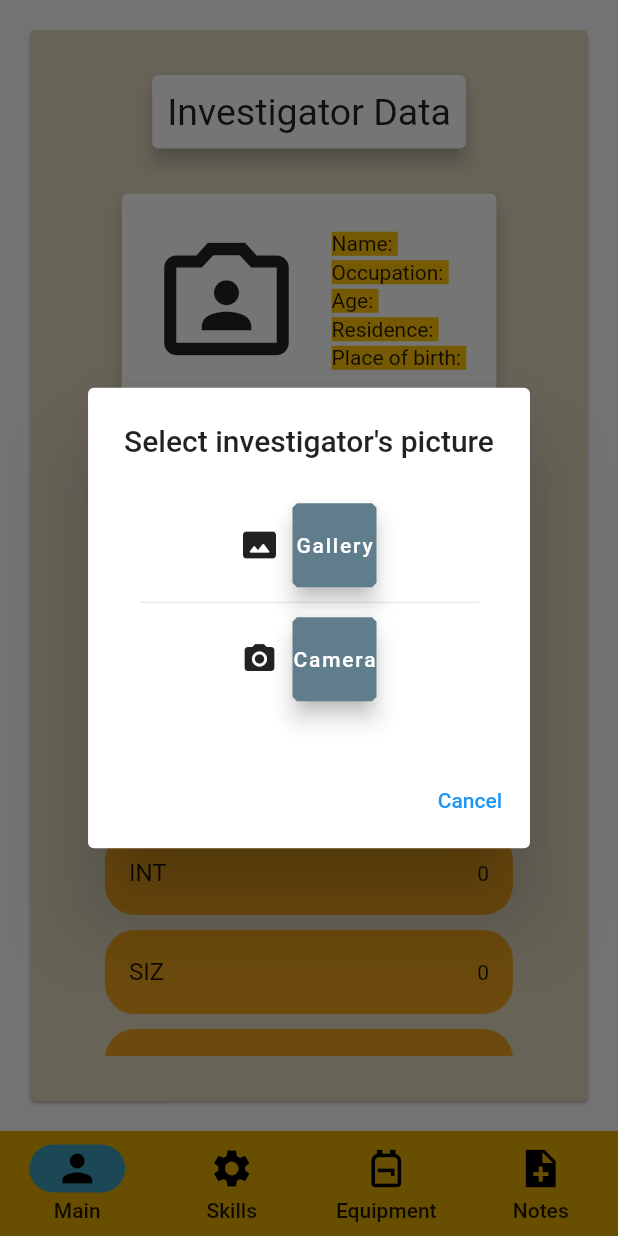
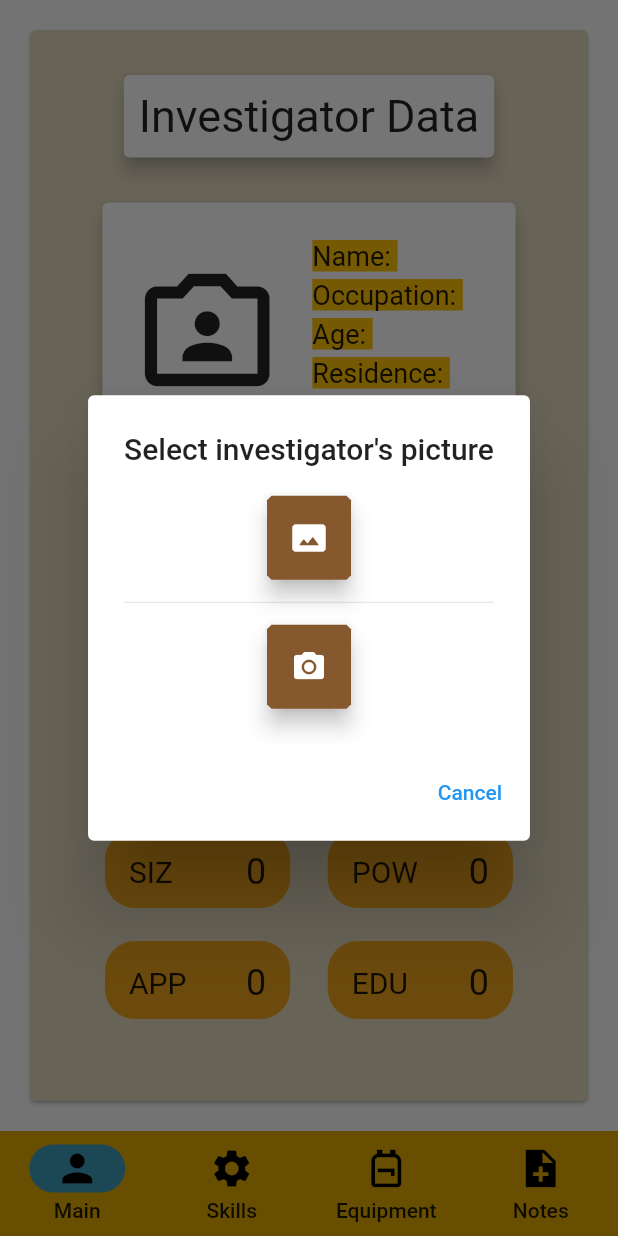
Before and after one commit to UserIOI/mobilkiApp, a Flutter app: the screen it shows after launch, after a tap on the "photo camera front" icon, on a phone screen of 412 x 824 dp. Run offline on Flutter 3.47's test engine with Material 2 defaults, Android fonts, the phone set to English and light mode, and no system bars; our stand-ins replace image_picker; missing offline and left inert: dice_icons.

Commit message:
Change -characteristics layout to grid Mod -small picture dialog improvements -paddings/margins/fonts

```diff
--- a/mobilki_app/lib/main.dart
+++ b/mobilki_app/lib/main.dart
@@ -149,15 +149,15 @@ class _MainState extends State<Main> {
             ),
             actions: [
               TextButton(
-                  onPressed: () => Navigator.of(context).pop(controller.text),
-                  child: Text("Confirm")),
-              TextButton(
                 onPressed: () {
                   controller.text = ""; //clear textfield xd but works
                   Navigator.of(context).pop(null);
                 },
                 child: Text("Cancel"),
               ),
+              TextButton(
+                  onPressed: () => Navigator.of(context).pop(controller.text),
+                  child: Text("Confirm")),
             ],
           ),
         );
@@ -166,57 +166,38 @@ class _MainState extends State<Main> {
           context: context,
           builder: (context) => AlertDialog(
             title: Text("Select investigator's picture"),
-            content: Padding(
-              padding: const EdgeInsets.all(10.0),
-              child: Column(
+            content: Column(
               mainAxisSize: MainAxisSize.min,
               children: [
-                  Row(
-                    mainAxisAlignment: MainAxisAlignment.center,
-                    children: [
-                      Icon(Icons.photo_size_select_actual_rounded),
+                FloatingActionButton(
+                  onPressed: () {
+                    pickImage(ImageSource.gallery);
+                    Navigator.of(context).pop();
+                  },
+                  backgroundColor: Color.fromARGB(255, 134, 88, 46),
+                  shape: BeveledRectangleBorder(
+                    borderRadius: BorderRadius.all(Radius.circular(3)),
+                  ),
+                  child: Icon(Icons.photo_size_select_actual_rounded),
+                ),
+                Divider(
+                  height: 30,
+                ),
                 SizedBox(
                   width: 10,
                 ),
                 FloatingActionButton(
                   onPressed: () {
-                          pickImage(ImageSource.gallery);
+                    pickImage(ImageSource.camera);
                     Navigator.of(context).pop();
                   },
-                        backgroundColor: Colors.blueGrey,
+                  backgroundColor: Color.fromARGB(255, 134, 88, 46),
                   shape: BeveledRectangleBorder(
                     borderRadius: BorderRadius.all(Radius.circular(3)),
                   ),
-                        child: Text("Gallery"),
+                  child: Icon(Icons.camera_alt),
                 ),
               ],
-                  ),
-                  Divider(
-                    height: 20,
-                  ),
-                  Row(
-                    mainAxisAlignment: MainAxisAlignment.center,
-                    children: [
-                      Icon(Icons.camera_alt),
-                      SizedBox(
-                        width: 10,
-                      ),
-                      FloatingActionButton(
-
-                        onPressed: () {
-                          pickImage(ImageSource.camera);
-                          Navigator.of(context).pop();
-                        },
-                        backgroundColor: Colors.blueGrey,
-                        shape: BeveledRectangleBorder(
-                          borderRadius: BorderRadius.all(Radius.circular(3)),
-                        ),
-                        child: Text("Camera",),
-                      ),
-                    ],
-                  ),
-                ],
-              ),
             ),
             actions: [
               TextButton(
@@ -247,7 +228,7 @@ class _MainState extends State<Main> {
                       child: Text(
                         'Investigator Data',
                         style: TextStyle(
-                          fontSize: 25,
+                          fontSize: 30,
                         ),
                       ),
                     ),
@@ -366,7 +347,7 @@ class _MainState extends State<Main> {
                       padding: const EdgeInsets.all(8.0),
                       child: Text(
                         "Characteristics",
-                        style: TextStyle(fontSize: 18),
+                        style: TextStyle(fontSize: 20),
                       ),
                     ),
                   ),
@@ -377,18 +358,30 @@ class _MainState extends State<Main> {
                       right: 50,
                       left: 50,
                     ),
-                    child: ListView.builder(
+                    child: GridView.builder(
+                      gridDelegate: SliverGridDelegateWithMaxCrossAxisExtent(
+                        maxCrossAxisExtent: 200,
+                        childAspectRatio: 5 / 3,
+                        crossAxisSpacing: 25,
+                        mainAxisSpacing: 0,
+                      ),
                       itemCount: characteristic.length,
                       itemBuilder: (context, index) {
                         return Container(
-                          margin: EdgeInsets.only(bottom: 10),
+                          alignment: Alignment.center,
+                          margin: EdgeInsets.only(top: 11, bottom: 11),
                           decoration: BoxDecoration(
                               borderRadius: BorderRadius.circular(20),
                               color: Color.fromARGB(255, 235, 162, 28)),
                           child: ListTile(
-                            title: Text(characteristic[index]),
-                            trailing:
-                                Text(characteristicLevel[index].toString()),
+                            title: Text(
+                              characteristic[index],
+                              style: TextStyle(fontSize: 20),
+                            ),
+                            trailing: Text(
+                              characteristicLevel[index].toString(),
+                              style: TextStyle(fontSize: 24),
+                            ),
                             onTap: () async {
                               final data =
                                   await openDialog(characteristic[index]);
@@ -434,9 +427,12 @@ class InvestigatorAboutInfo extends StatelessWidget {
     return Container(
       color: Colors.amber,
       margin: EdgeInsets.only(
-        top: 3,
+        top: 5,
       ),
-      child: Text('$label: $data'),
+      child: Text(
+        '$label: $data',
+        style: TextStyle(fontSize: 18),
+      ),
     );
   }
 }
@@ -448,15 +444,3 @@ void _onVerticalDragStartHandler() {
 void _onHorizontalDragStartHandler() {
   print("bbbbbb");
 }
-
-// class MyApp1 extends StatelessWidget {
-//   @override
-//   Widget build(BuildContext context) {
-//     return MaterialApp(
-//       home: Scaffold(
-//         appBar: AppBar(title: Text("Model Viewer")),
-//         body: Image(),
-//       ),
-//     );
-//   }
-// }
```
Lines whose indentation alone changed are shown as unchanged.
